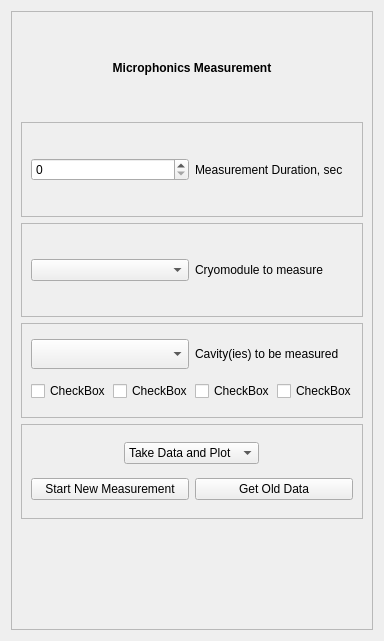
Above: FFT_test.ui from slaclab/Microphonics_tab before the change. Below: the same form after it.
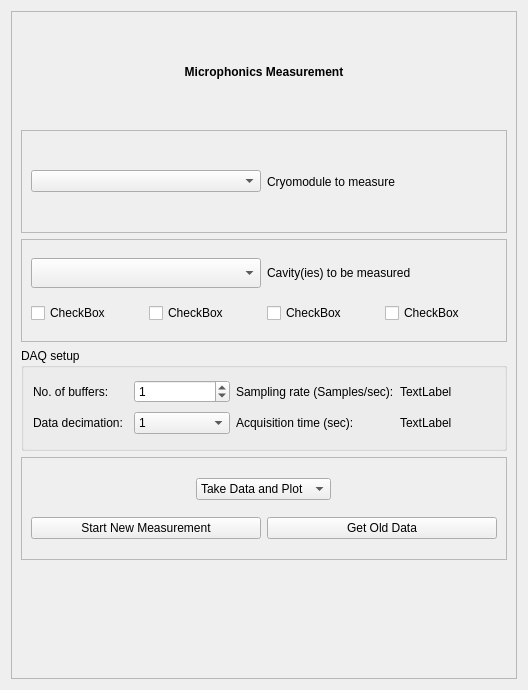
That is the form after the change.

Commit message: fixed the data acquistion duration. gui now allows selection of number of buffers to collect plus data decimation and displays the resulting acquisition duration

Patch:
```diff
--- a/FFT_test.ui
+++ b/FFT_test.ui
@@ -6,8 +6,8 @@
    <rect>
     <x>0</x>
     <y>0</y>
-    <width>384</width>
-    <height>641</height>
+    <width>528</width>
+    <height>690</height>
    </rect>
   </property>
   <property name="windowTitle">
@@ -42,38 +42,6 @@
         </property>
        </widget>
       </item>
-      <item>
-       <widget class="QFrame" name="frame_3">
-        <property name="frameShape">
-         <enum>QFrame::StyledPanel</enum>
-        </property>
-        <property name="frameShadow">
-         <enum>QFrame::Raised</enum>
-        </property>
-        <layout class="QHBoxLayout" name="horizontalLayout_2">
-         <item>
-          <widget class="QSpinBox" name="TimSpinBox">
-           <property name="suffix">
-            <string/>
-           </property>
-           <property name="minimum">
-            <number>0</number>
-           </property>
-           <property name="maximum">
-            <number>301</number>
-           </property>
-          </widget>
-         </item>
-         <item>
-          <widget class="QLabel" name="label">
-           <property name="text">
-            <string>Measurement Duration, sec</string>
-           </property>
-          </widget>
-         </item>
-        </layout>
-       </widget>
-      </item>
       <item>
        <widget class="QFrame" name="frame_4">
         <property name="frameShape">
@@ -171,6 +139,95 @@
         </layout>
        </widget>
       </item>
+      <item>
+       <widget class="QGroupBox" name="groupBox">
+        <property name="title">
+         <string>DAQ setup</string>
+        </property>
+        <layout class="QGridLayout" name="gridLayout_2">
+         <item row="1" column="0">
+          <widget class="QLabel" name="label_5">
+           <property name="text">
+            <string>Data decimation:</string>
+           </property>
+          </widget>
+         </item>
+         <item row="0" column="0">
+          <widget class="QLabel" name="label_4">
+           <property name="text">
+            <string>No. of buffers:</string>
+           </property>
+          </widget>
+         </item>
+         <item row="1" column="2">
+          <widget class="QLabel" name="label_7">
+           <property name="text">
+            <string>Acquisition time (sec):</string>
+           </property>
+          </widget>
+         </item>
+         <item row="0" column="1">
+          <widget class="QSpinBox" name="spinBox_buffers">
+           <property name="toolTip">
+            <string>Increase for longer acquisition time</string>
+           </property>
+           <property name="value">
+            <number>1</number>
+           </property>
+          </widget>
+         </item>
+         <item row="1" column="1">
+          <widget class="QComboBox" name="comboBox_decimation">
+           <property name="toolTip">
+            <string>Reduces sampling rate, thus increases acquisition time</string>
+           </property>
+           <item>
+            <property name="text">
+             <string>1</string>
+            </property>
+           </item>
+           <item>
+            <property name="text">
+             <string>2</string>
+            </property>
+           </item>
+           <item>
+            <property name="text">
+             <string>4</string>
+            </property>
+           </item>
+          </widget>
+         </item>
+         <item row="0" column="2">
+          <widget class="QLabel" name="label_6">
+           <property name="text">
+            <string>Sampling rate (Samples/sec):</string>
+           </property>
+          </widget>
+         </item>
+         <item row="0" column="3">
+          <widget class="QLabel" name="label_samplingrate">
+           <property name="toolTip">
+            <string>Default sampling rate is 2kS/s, modified by selected data decimation</string>
+           </property>
+           <property name="text">
+            <string>TextLabel</string>
+           </property>
+          </widget>
+         </item>
+         <item row="1" column="3">
+          <widget class="QLabel" name="label_acq_time">
+           <property name="toolTip">
+            <string>Acquisition time is dependent on number of buffers, data decimation and number of cavities selected</string>
+           </property>
+           <property name="text">
+            <string>TextLabel</string>
+           </property>
+          </widget>
+         </item>
+        </layout>
+       </widget>
+      </item>
       <item>
        <widget class="QFrame" name="Selector">
         <property name="frameShape">
```
The commit also changes 1 other file.
